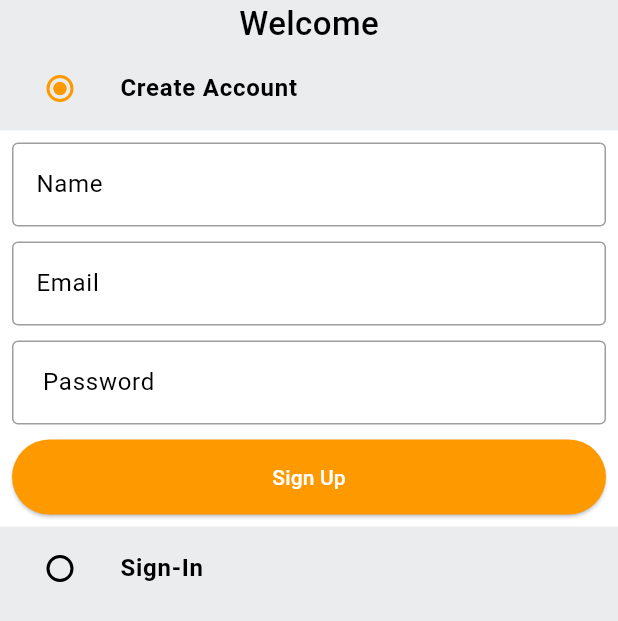
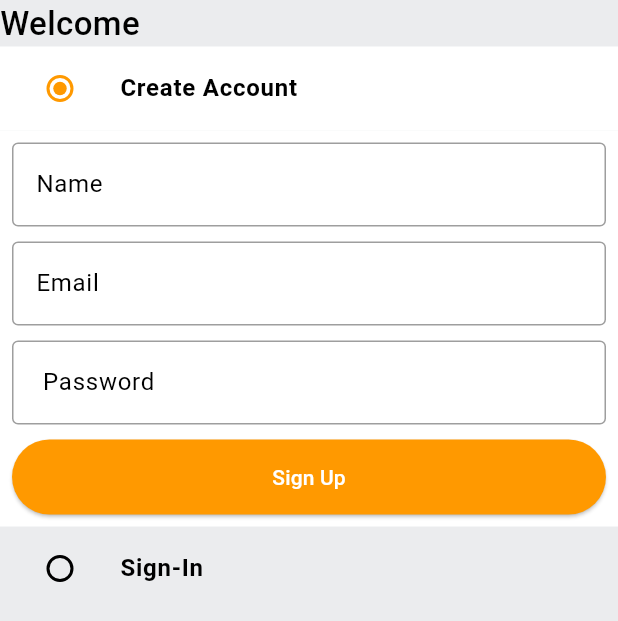
Before and after one commit to natanmuletahunde/node_tut2, a Flutter app: the screen it shows after launch, on a phone screen of 412 x 824 dp. Shown: the top 621 px of the screen. Run offline on Flutter 3.47's test engine with Material 3 defaults, Android fonts, the phone set to English and light mode, and no system bars.

```diff
--- a/lib/common/widgets/custom_button.dart
+++ b/lib/common/widgets/custom_button.dart
@@ -13,13 +13,11 @@ class CustomButton extends StatelessWidget {
   @override
   Widget build(BuildContext context) {
     return ElevatedButton(
-      child: Text(
-        text,
-        style: const TextStyle(color: Colors.white),
-      ),
+      child: Text(text,style:const TextStyle(color:Colors.white),),
       onPressed: onTap,
       style: ElevatedButton.styleFrom(
         backgroundColor: GlobalVariables.secondaryColor,
+
         minimumSize: const Size(double.infinity, 50),
       ),
     );
--- a/lib/features/auth/screens/auth_screen.dart
+++ b/lib/features/auth/screens/auth_screen.dart
@@ -36,6 +36,8 @@ class _AuthScreenState extends State<AuthScreen> {
       backgroundColor: GlobalVariables.greyBackgroundCOlor,
         body: SafeArea(child:
         Column(
+          crossAxisAlignment: CrossAxisAlignment.start,
+
           children: [
             const Text('Welcome',style: TextStyle(
               fontSize: 22,
@@ -43,6 +45,10 @@ class _AuthScreenState extends State<AuthScreen> {
             ),
             ),
             ListTile(
+             tileColor:_auth == Auth.signup ?
+             GlobalVariables.backgroundColor:
+              GlobalVariables.greyBackgroundCOlor,
+
             title: const Text('Create Account',
             style: TextStyle(
               fontWeight: FontWeight.bold
@@ -77,7 +83,9 @@ class _AuthScreenState extends State<AuthScreen> {
                               hintText: ' Password',
                           ),
                           const SizedBox(height: 10,),
-                          CustomButton(text: 'Sign Up', onTap: () {})
+                          CustomButton(text: 'Sign Up', onTap: () {
+
+                          })
                          ],
                     ), ),
                   ),
@@ -94,7 +102,6 @@ class _AuthScreenState extends State<AuthScreen> {
             },
             activeColor: GlobalVariables.secondaryColor,),
             )
-
           ],
         )),
     );
```
